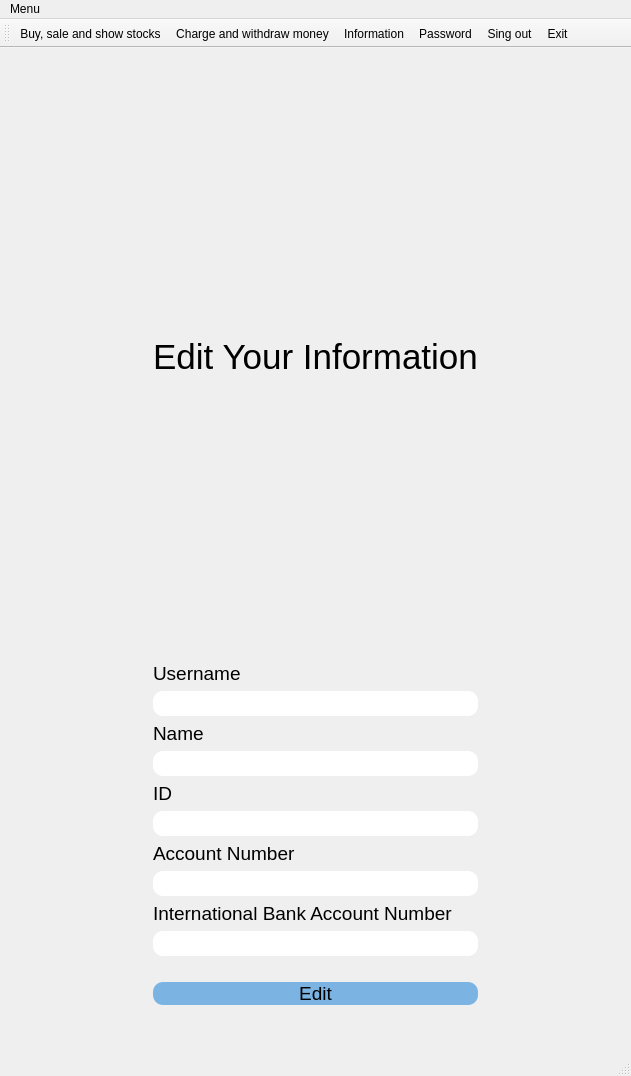
Above: chengeaccount.ui from SAMoosavi/AdvancedProgrammingProject2 before the change. Below: the same form after it.
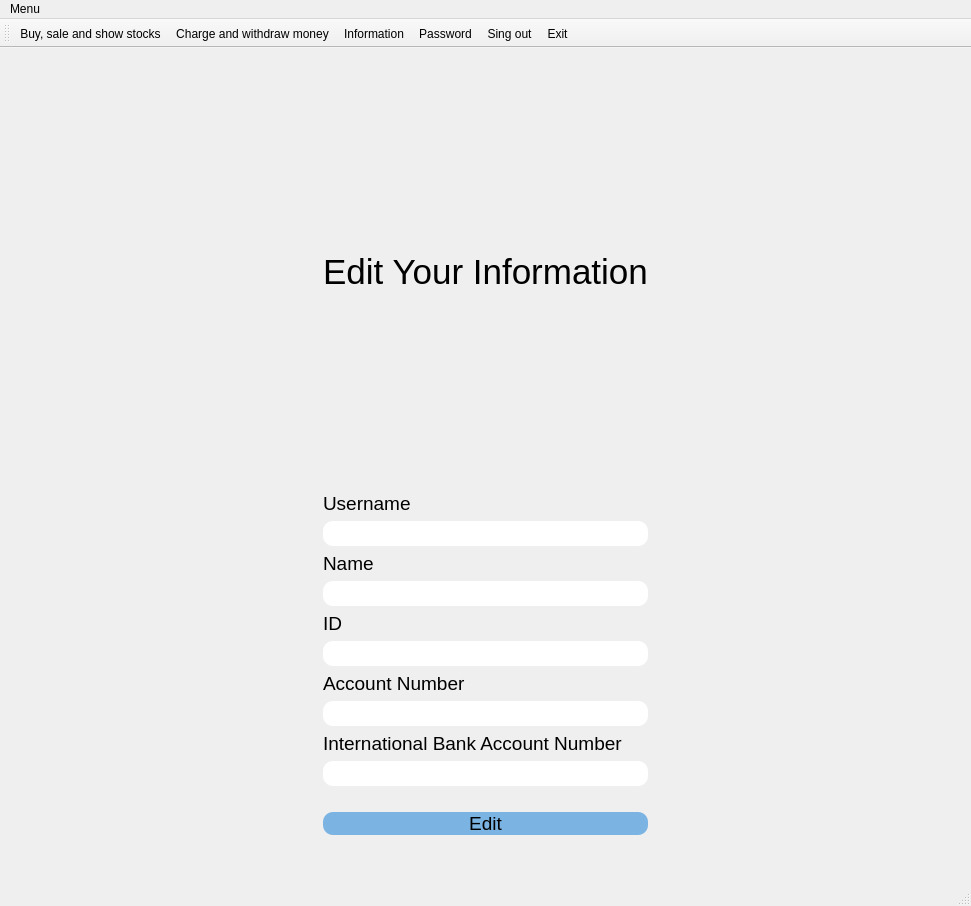
That is the form after the change. Icons and pictures are not drawn.

Patch:
```diff
--- a/chengeaccount.ui
+++ b/chengeaccount.ui
@@ -6,8 +6,8 @@
    <rect>
     <x>0</x>
     <y>0</y>
-    <width>631</width>
-    <height>1076</height>
+    <width>971</width>
+    <height>906</height>
    </rect>
   </property>
   <property name="windowTitle">
@@ -277,8 +277,8 @@
     <rect>
      <x>0</x>
      <y>0</y>
-     <width>631</width>
-     <height>25</height>
+     <width>971</width>
+     <height>21</height>
     </rect>
    </property>
    <widget class="QMenu" name="menuMain_Menu">
```
